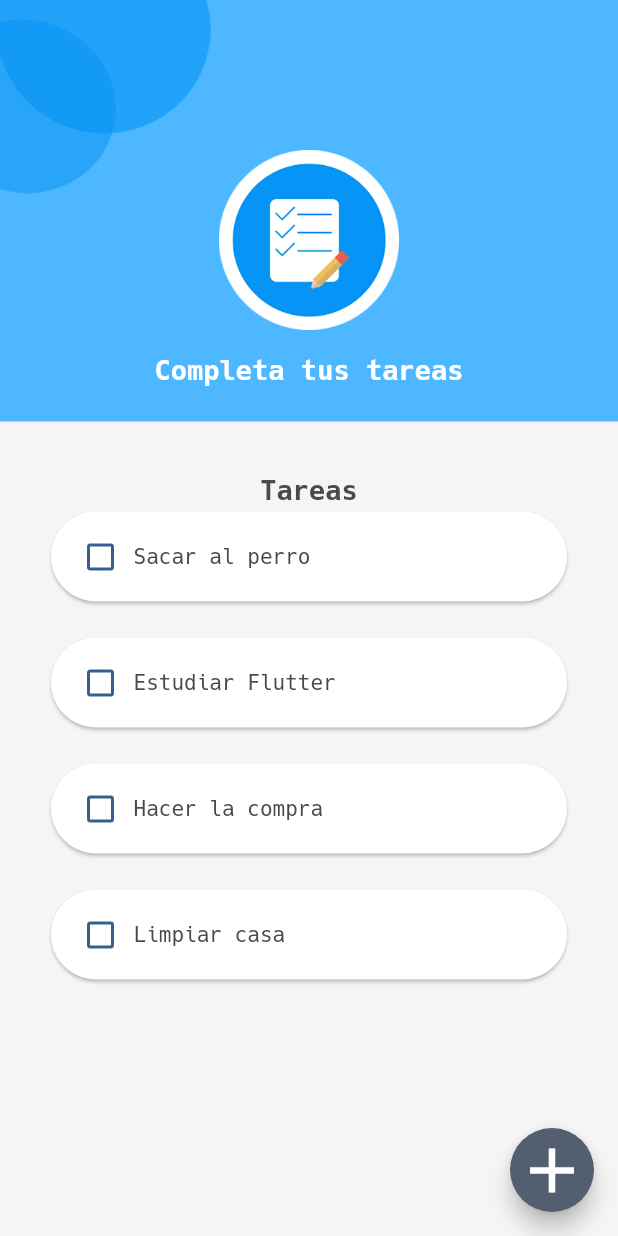
After one commit to DNaranjoDev/task-manager, a Flutter app: the screen it shows after launch, after a tap on an icon or button, on a phone screen of 412 x 824 dp. The commit adds this screen. Run offline on Flutter 3.47's test engine with Material 2 defaults, Android fonts, the light colour scheme and no system bars.

Commit message:
Added task-list page and refactor

```diff
--- a/lib/app/app.dart
+++ b/lib/app/app.dart
@@ -1,7 +1,8 @@
 
 import 'package:flutter/material.dart';
-import 'package:task_manager/app/view/home.dart';
-import 'package:task_manager/app/view/splash.dart';
+import 'package:task_manager/app/view/home/home_page.dart';
+import 'package:task_manager/app/view/splash/splash_page.dart';
+import 'package:task_manager/app/view/task_list/task_list_page.dart';
 
 class MyApp extends StatelessWidget {
   const MyApp({super.key});
--- /dev/null
+++ b/lib/app/model/task.dart
@@ -0,0 +1,7 @@
+class Task {
+  Task(this.title, {this.done = false});
+
+  final String title;
+  final bool done;
+
+}
--- /dev/null
+++ b/lib/app/view/components/h1.dart
@@ -0,0 +1,20 @@
+import 'package:flutter/material.dart';
+
+class H1 extends StatelessWidget {
+  const H1(this.text, {Key? key, this.color}) : super(key: key);
+
+  final String text;
+  final Color? color;
+
+  @override
+  Widget build(BuildContext context) {
+    return Text(
+      text,
+      style: Theme.of(context).textTheme.bodyMedium!.copyWith(
+        fontSize: 18,
+        fontWeight: FontWeight.w600,
+        color: color,
+      ),
+    );
+  }
+}
--- /dev/null
+++ b/lib/app/view/components/shape.dart
@@ -0,0 +1,14 @@
+import 'package:flutter/material.dart';
+
+class Shape extends StatelessWidget {
+  const Shape({Key? key}) : super(key: key);
+
+  @override
+  Widget build(BuildContext context) {
+    return Image.asset(
+      'assets/images/shape.png',
+      width: 141,
+      height: 129,
+    );
+  }
+}
--- a/lib/app/view/home.dart
+++ b/lib/app/view/home/home_page.dart
@@ -1,15 +1,15 @@
 import 'package:flutter/material.dart';
 
-class MyHomePage extends StatefulWidget {
-  const MyHomePage({super.key, required this.title});
+class HomePage extends StatefulWidget {
+  const HomePage({super.key, required this.title});
 
   final String title;
 
   @override
-  State<MyHomePage> createState() => _MyHomePageState();
+  State<HomePage> createState() => _HomePageState();
 }
 
-class _MyHomePageState extends State<MyHomePage> {
+class _HomePageState extends State<HomePage> {
   int _counter = 0;
 
   void _incrementCounter() {
--- a/lib/app/view/splash.dart
+++ /dev/null
@@ -1,48 +0,0 @@
-import 'package:flutter/material.dart';
-
-class SplashPage extends StatelessWidget {
-  @override
-  Widget build(BuildContext context) {
-    return Scaffold(
-      body: Column(
-        children: [
-          Row(
-            children: [
-              Image.asset(
-                'assets/images/shape.png',
-                width: 141,
-                height: 129,
-              ),
-            ],
-          ),
-          const SizedBox(
-            height: 79,
-          ),
-          Image.asset(
-            'assets/images/onboarding-image.png',
-            width: 180,
-            height: 168,
-          ),
-          const SizedBox(
-            height: 99,
-          ),
-          Text(
-            'Lista de Tareas',
-            style: Theme.of(context).textTheme.bodyMedium!.copyWith(
-                fontSize: 18,
-                fontWeight: FontWeight.w600,
-            ),
-          ),
-          const SizedBox(height: 21,),
-          const Padding(
-            padding: EdgeInsets.symmetric(horizontal: 32),
-            child: Text(
-              'La mejor forma para que no se te olvide nada es anotarlo. Guardar tus tareas y ve completando poco a poco para aumentar tu productividad',
-              textAlign: TextAlign.center,
-            ),
-          )
-        ],
-      ),
-    );
-  }
-}
--- /dev/null
+++ b/lib/app/view/splash/splash_page.dart
@@ -0,0 +1,48 @@
+import 'package:flutter/material.dart';
+import 'package:task_manager/app/view/components/h1.dart';
+import 'package:task_manager/app/view/components/shape.dart';
+import 'package:task_manager/app/view/task_list/task_list_page.dart';
+
+class SplashPage extends StatelessWidget {
+  @override
+  Widget build(BuildContext context) {
+    return Scaffold(
+      body: Column(
+        children: [
+          Row(
+            children: const [
+              Shape(),
+            ],
+          ),
+          const SizedBox(
+            height: 79,
+          ),
+          Image.asset(
+            'assets/images/onboarding-image.png',
+            width: 180,
+            height: 168,
+          ),
+          const SizedBox(
+            height: 99,
+          ),
+          H1('Lista de Tareas'),
+          const SizedBox(height: 21,),
+          GestureDetector(
+            onTap: (){
+              Navigator.of(context).push(MaterialPageRoute(builder: (context){
+                return TaskListPage();
+              }));
+            },
+            child: const Padding(
+              padding: EdgeInsets.symmetric(horizontal: 32),
+              child: Text(
+                'La mejor forma para que no se te olvide nada es anotarlo. Guardar tus tareas y ve completando poco a poco para aumentar tu productividad',
+                textAlign: TextAlign.center,
+              ),
+            ),
+          )
+        ],
+      ),
+    );
+  }
+}
--- /dev/null
+++ b/lib/app/view/task_list/task_list_page.dart
@@ -0,0 +1,94 @@
+import 'package:flutter/material.dart';
+import 'package:task_manager/app/model/task.dart';
+import 'package:task_manager/app/view/components/h1.dart';
+import 'package:task_manager/app/view/components/shape.dart';
+
+class TaskListPage extends StatefulWidget {
+  const TaskListPage({Key? key}) : super(key: key);
+
+  @override
+  State<TaskListPage> createState() => _TaskListPageState();
+}
+
+class _TaskListPageState extends State<TaskListPage> {
+  int count = 0;
+
+  @override
+  Widget build(BuildContext context) {
+    return Scaffold(
+      body: Column(
+        children: [
+          Container(
+            color: const Color(0xFF4db8ff),
+            child: Stack(
+              alignment: Alignment.topCenter,
+              children: [
+                Row(children: const [Shape()]),
+                Column(
+                  children: [
+                    const SizedBox(height: 100),
+                    Image.asset(
+                      'assets/images/tasks-list-image.png',
+                      width: 120,
+                      height: 120,
+                    ),
+                    const SizedBox(height: 16),
+                    const H1('Completa tus tareas', color: Colors.white,),
+                    const SizedBox(height: 24),
+                  ],
+                ),
+              ],
+            ),
+          ),
+          const Padding(
+            padding: EdgeInsets.only(left: 30, right: 30, top: 35),
+            child: H1('Tareas'),
+          ),
+          Expanded(
+            child: Padding(
+              padding: const EdgeInsets.symmetric(horizontal: 30),
+              child: ListView.separated(
+                  itemBuilder: (_, index) => _TaskItem(taskList[index]),
+                  separatorBuilder: (_, __) => const SizedBox(height: 16),
+                  itemCount: taskList.length
+              ),
+            ),
+          ),
+        ],
+      ),
+      floatingActionButton: FloatingActionButton(
+        onPressed: () {},
+        child: const Icon(Icons.add, size: 50,),
+      ),
+    );
+  }
+}
+class _TaskItem extends StatelessWidget {
+  const _TaskItem(this.task, {Key? key}) : super(key: key);
+  final Task task;
+  @override
+  Widget build(BuildContext context) {
+    return Card(
+        shape: RoundedRectangleBorder(
+          borderRadius: BorderRadius.circular(45),
+        ),
+        child: Padding(
+          padding: const EdgeInsets.symmetric(horizontal: 21, vertical: 18),
+          child: Row(
+            children: [
+              Icon(Icons.check_box_outline_blank, color: Theme.of(context).colorScheme.primary,),
+              const SizedBox(width: 10,),
+              Text(task.title),
+            ],
+          ),
+        ),
+    );
+  }
+}
+
+final taskList = <Task>[
+  Task('Sacar al perro', done: true),
+  Task('Estudiar Flutter'),
+  Task('Hacer la compra', done: true),
+  Task('Limpiar casa'),
+];
```
